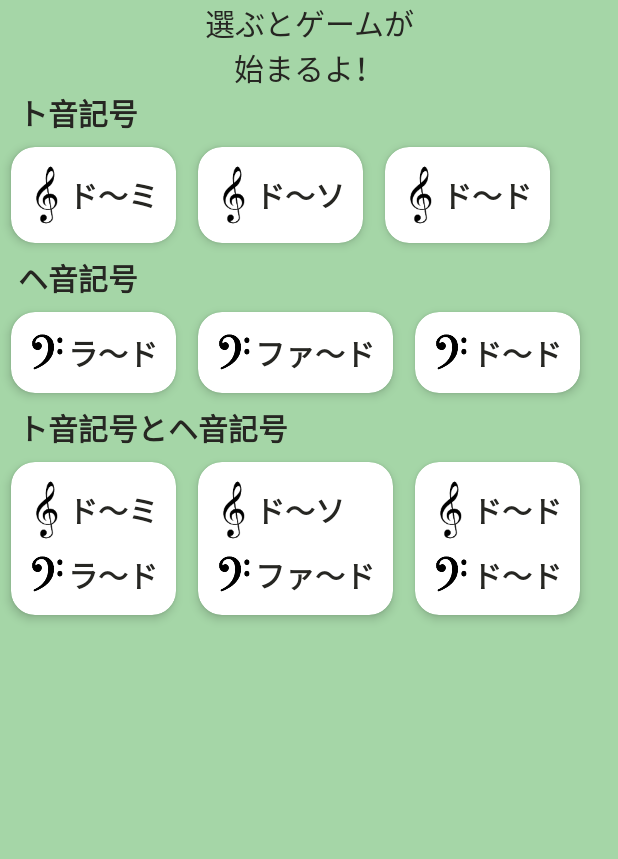
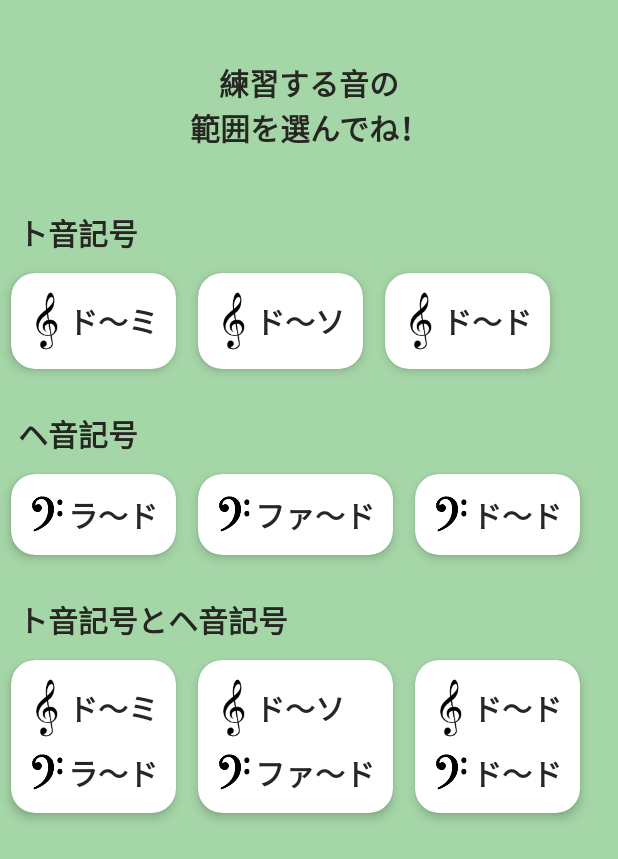
Before and after one commit to TakahiroSuzuki044/NoteLesson, an Android app: the screen it shows after launch (RangeSelectActivity), after a tap on "レベル★", on a phone screen of 412 x 824 dp. Shown: the top 859 px of the screen. Run offline under Robolectric (Android 15) with nearby library versions, the phone set to English and light mode, and no system bars.

Commit message:
デザイン修正

```diff
--- a/app/src/main/res/layout/main_activity.xml
+++ b/app/src/main/res/layout/main_activity.xml
@@ -38,6 +38,8 @@
                     android:layout_width="match_parent"
                     android:layout_height="wrap_content"
                     android:gravity="center"
+                    android:paddingTop="20dp"
+                    android:paddingBottom="20dp"
                     android:text="@{viewModel.pleaseSelectLevelText}"
                     android:textStyle="bold"
                     tools:text="れべるをえらんでね"/>
--- a/app/src/main/res/layout/range_select_item_section.xml
+++ b/app/src/main/res/layout/range_select_item_section.xml
@@ -10,6 +10,8 @@
     <TextView
         android:id="@+id/range_select_item_section_text_view"
         style="@style/default_text"
+        android:layout_marginBottom="4dp"
+        android:layout_marginTop="20dp"
         android:layout_width="match_parent"
         android:layout_height="wrap_content"
         android:textStyle="bold"
--- a/app/src/main/res/layout/range_select_item_title.xml
+++ b/app/src/main/res/layout/range_select_item_title.xml
@@ -12,7 +12,10 @@
         style="@style/default_text"
         android:layout_width="match_parent"
         android:layout_height="wrap_content"
+        android:layout_marginTop="40dp"
+        android:layout_marginBottom="20dp"
         android:gravity="center"
+        android:textStyle="bold"
         tools:text="@string/please_select_range"/>
 
 </LinearLayout>
--- a/app/src/main/res/values/strings.xml
+++ b/app/src/main/res/values/strings.xml
@@ -2,8 +2,8 @@
     <string name="app_name">NoteLesson</string>
 
     <!-- レベル選択画面 -->
-    <string name="please_select_level">レベルを選んでね</string>
-    <string name="please_select_level_jp">れべるをえらんでね</string>
+    <string name="please_select_level">レベルを選んでね！</string>
+    <string name="please_select_level_jp">れべるをえらんでね！</string>
 
     <string name="level_1">レベル★</string>
     <string name="level_1_jp">れべる★</string>
@@ -15,8 +15,8 @@
     <string name="level_3_jp">れべる★★★</string>
 
     <!-- 範囲選択画面 -->
-    <string name="please_select_range">選ぶとゲームが\n始まるよ！</string>
-    <string name="please_select_range_jp">えらぶとげーむが\nはじまるよ！</string>
+    <string name="please_select_range">練習する音の\n範囲を選んでね！</string>
+    <string name="please_select_range_jp">れんしゅうするおとの\nはんいをえらんでね！</string>
 
     <!-- 記号 -->
     <string name="g_clef">ト音記号</string>
```
